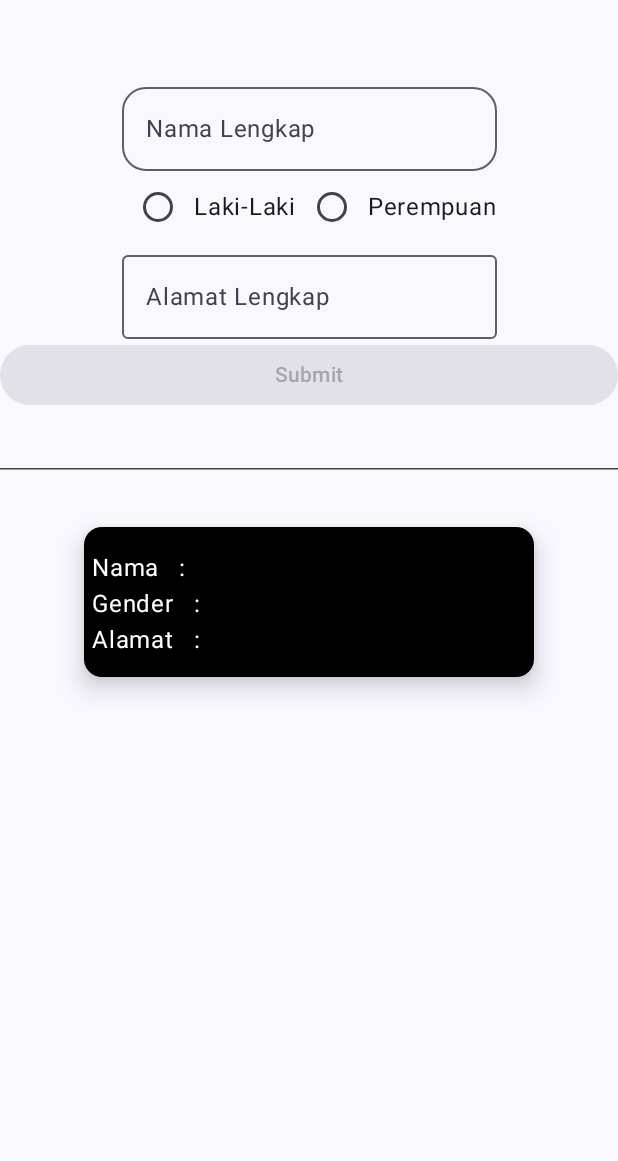
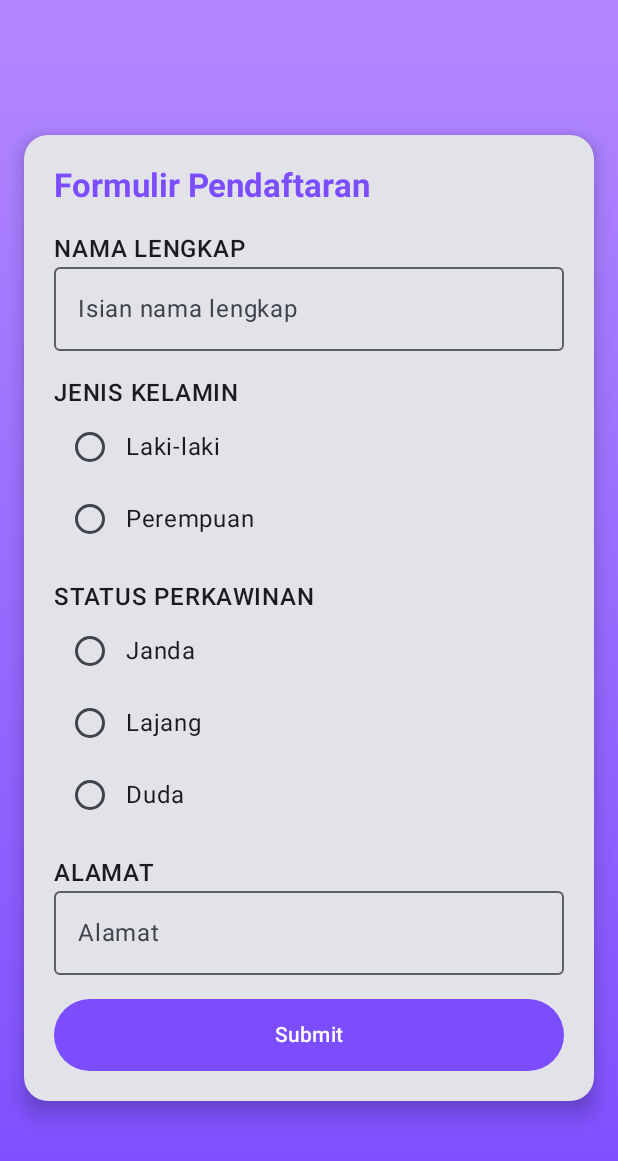
Before and after one commit to dhitozarfhan/QuesUserinput_115, an Android app built with Jetpack Compose: the screen it shows after launch (MainActivity), on a phone screen of 412 x 824 dp. Shown: the top 1161 px of the screen. Run offline under Robolectric (Android 15) with nearby library versions, the phone set to English and light mode, and no system bars.

```diff
--- a/app/src/main/java/com/example/prakpam4/MainActivity.kt
+++ b/app/src/main/java/com/example/prakpam4/MainActivity.kt
@@ -7,10 +7,7 @@ import androidx.activity.enableEdgeToEdge
 import androidx.compose.foundation.layout.fillMaxSize
 import androidx.compose.foundation.layout.padding
 import androidx.compose.material3.Scaffold
-import androidx.compose.material3.Text
-import androidx.compose.runtime.Composable
 import androidx.compose.ui.Modifier
-import androidx.compose.ui.tooling.preview.Preview
 import com.example.prakpam4.ui.theme.FormDataDiri
 import com.example.prakpam4.ui.theme.Prakpam4Theme
 
@@ -21,28 +18,9 @@ class MainActivity : ComponentActivity() {
         setContent {
             Prakpam4Theme {
                 Scaffold(modifier = Modifier.fillMaxSize()) { innerPadding ->
-                    FormDataDiri(
-                        modifier = Modifier.padding(innerPadding),
-
-                    )
+                    FormDataDiri(modifier = Modifier.padding(innerPadding))
                 }
             }
         }
     }
 }
-
-@Composable
-fun Greeting(name: String, modifier: Modifier = Modifier) {
-    Text(
-        text = "Hello $name!",
-        modifier = modifier
-    )
-}
-
-@Preview(showBackground = true)
-@Composable
-fun GreetingPreview() {
-    Prakpam4Theme {
-        Greeting("Android")
-    }
-}
--- a/app/src/main/java/com/example/prakpam4/ui/theme/TeksEdit.kt
+++ b/app/src/main/java/com/example/prakpam4/ui/theme/TeksEdit.kt
@@ -1,129 +1,140 @@
 package com.example.prakpam4.ui.theme
 
-import androidx.compose.foundation.layout.Arrangement
-import androidx.compose.foundation.layout.Column
-import androidx.compose.foundation.layout.Row
-import androidx.compose.foundation.layout.fillMaxWidth
-import androidx.compose.foundation.layout.height
-import androidx.compose.foundation.layout.padding
-import androidx.compose.foundation.layout.width
+import androidx.compose.foundation.background
+import androidx.compose.foundation.layout.*
 import androidx.compose.foundation.selection.selectable
-import androidx.compose.material3.Button
-import androidx.compose.material3.CardDefaults
-import androidx.compose.material3.ElevatedCard
-import androidx.compose.material3.HorizontalDivider
-import androidx.compose.material3.MaterialTheme
-import androidx.compose.material3.OutlinedTextField
-import androidx.compose.material3.RadioButton
-import androidx.compose.material3.Text
-import androidx.compose.runtime.Composable
-import androidx.compose.runtime.getValue
-import androidx.compose.runtime.mutableStateOf
-import androidx.compose.runtime.remember
-import androidx.compose.runtime.setValue
+import androidx.compose.foundation.shape.RoundedCornerShape
+import androidx.compose.material3.*
+import androidx.compose.runtime.*
 import androidx.compose.ui.Alignment
 import androidx.compose.ui.Modifier
+import androidx.compose.ui.graphics.Brush
 import androidx.compose.ui.graphics.Color
-import androidx.compose.ui.res.dimensionResource
-import androidx.compose.ui.res.stringResource
+import androidx.compose.ui.text.font.FontWeight
 import androidx.compose.ui.unit.dp
-import com.example.prakpam4.R
+import androidx.compose.ui.unit.sp
 
 @Composable
-fun FormDataDiri(
-    modifier: Modifier,
-) {
-    var textNama by remember { mutableStateOf("") }
-    var textAlamat by remember { mutableStateOf("") }
-    var textJK by remember { mutableStateOf("") }
-
+fun FormDataDiri(modifier: Modifier = Modifier) {
     var nama by remember { mutableStateOf("") }
     var alamat by remember { mutableStateOf("") }
-    var jenis by remember { mutableStateOf("") }
+    var jenisKelamin by remember { mutableStateOf("") }
+    var status by remember { mutableStateOf("") }
 
-    val gender: List<String> = listOf("Laki-Laki", "Perempuan")
+    val listJenisKelamin = listOf("Laki-laki", "Perempuan")
+    val listStatus = listOf("Janda", "Lajang", "Duda")
 
     Column(
-        modifier = Modifier.padding(top = 50.dp),
-        verticalArrangement = Arrangement.Top,
+        modifier = modifier
+            .fillMaxSize()
+            .background(
+                Brush.verticalGradient(
+                    colors = listOf(Color(0xFFB388FF), Color(0xFF7C4DFF))
+                )
+            )
+            .padding(16.dp),
+        verticalArrangement = Arrangement.Center,
         horizontalAlignment = Alignment.CenterHorizontally
     ) {
-        OutlinedTextField(
-            value = textNama,
-            singleLine = true,
-            shape = MaterialTheme.shapes.large,
-            modifier = Modifier.width(width = 250.dp),
-            label = { Text(text = "Nama Lengkap") },
-            onValueChange = {
-                textNama = it
-            }
+        Card(
+            modifier = Modifier.fillMaxWidth(),
+            shape = RoundedCornerShape(16.dp),
+            elevation = CardDefaults.cardElevation(8.dp)
+        ) {
+            Column(
+                modifier = Modifier
+                    .fillMaxWidth()
+                    .padding(20.dp),
+                verticalArrangement = Arrangement.spacedBy(16.dp)
+            ) {
+                // Judul Form
+                Text(
+                    text = "Formulir Pendaftaran",
+                    style = MaterialTheme.typography.titleLarge.copy(
+                        fontSize = 22.sp,
+                        fontWeight = FontWeight.Bold,
+                        color = Color(0xFF7C4DFF)
+                    )
                 )
 
-        Row {
-            gender.forEach { item ->
+                // Nama Lengkap
+                Column {
+                    Text(text = "NAMA LENGKAP", fontWeight = FontWeight.SemiBold)
+                    OutlinedTextField(
+                        value = nama,
+                        onValueChange = { nama = it },
+                        placeholder = { Text("Isian nama lengkap") },
+                        modifier = Modifier.fillMaxWidth()
+                    )
+                }
+
+                // Jenis Kelamin
+                Column {
+                    Text(text = "JENIS KELAMIN", fontWeight = FontWeight.SemiBold)
+                    listJenisKelamin.forEach { item ->
                         Row(
-                    modifier = Modifier.selectable(
-                        selected = textJK == item,
-                        onClick = { textJK = item }
+                            modifier = Modifier
+                                .fillMaxWidth()
+                                .selectable(
+                                    selected = (jenisKelamin == item),
+                                    onClick = { jenisKelamin = item }
                                 ),
                             verticalAlignment = Alignment.CenterVertically
                         ) {
                             RadioButton(
-                        selected = textJK == item,
-                        onClick = {
-                            textJK = item
-                        }
+                                selected = (jenisKelamin == item),
+                                onClick = { jenisKelamin = item }
                             )
                             Text(text = item)
                         }
                     }
                 }
 
-        OutlinedTextField(
-            value = textAlamat,
-            singleLine = true,
-            modifier = Modifier.width(width = 250.dp),
-            label = { Text(text = "Alamat Lengkap") },
-            onValueChange = {
-                textAlamat = it
+                // Status Perkawinan
+                Column {
+                    Text(text = "STATUS PERKAWINAN", fontWeight = FontWeight.SemiBold)
+                    listStatus.forEach { item ->
+                        Row(
+                            modifier = Modifier
+                                .fillMaxWidth()
+                                .selectable(
+                                    selected = (status == item),
+                                    onClick = { status = item }
+                                ),
+                            verticalAlignment = Alignment.CenterVertically
+                        ) {
+                            RadioButton(
+                                selected = (status == item),
+                                onClick = { status = item }
+                            )
+                            Text(text = item)
                         }
-        )
-
-        Button(
-            modifier = Modifier.fillMaxWidth(1f),
-            enabled = textAlamat.isNotEmpty(),
-            onClick = {
-                nama = textNama
-                jenis = textJK
-                alamat = textAlamat
                     }
-        ) {
-            Text(stringResource(R.string.submit))
                 }
 
-        HorizontalDivider(
-            modifier = Modifier.padding(
-                bottom = dimensionResource(id = R.dimen.padding_medium),
-                top = dimensionResource(id = R.dimen.padding_medium)
-            ),
-            thickness = dimensionResource(id = R.dimen.divider_tipis),
-            color = Color.DarkGray
+                // Alamat
+                Column {
+                    Text(text = "ALAMAT", fontWeight = FontWeight.SemiBold)
+                    OutlinedTextField(
+                        value = alamat,
+                        onValueChange = { alamat = it },
+                        placeholder = { Text("Alamat") },
+                        modifier = Modifier.fillMaxWidth()
                     )
+                }
 
-        ElevatedCard(
-            elevation = CardDefaults.cardElevation(defaultElevation = 10.dp),
-            colors = CardDefaults.cardColors(containerColor = Color.Black),
+                // Tombol Submit
+                Button(
+                    onClick = { /* aksi submit */ },
+                    colors = ButtonDefaults.buttonColors(containerColor = Color(0xFF7C4DFF)),
+                    shape = RoundedCornerShape(50),
                     modifier = Modifier
-                .height(100.dp)
-                .width(300.dp)
+                        .fillMaxWidth()
+                        .height(48.dp)
                 ) {
-            Column(
-                modifier = Modifier.padding(horizontal = 5.dp, vertical = 15.dp),
-            ) {
-                Text(text = "Nama   :" + nama, color = Color.White)
-                Text(text = "Gender   :" + jenis, color = Color.White)
-                Text(text = "Alamat   :" + alamat, color = Color.White)
+                    Text(text = "Submit", color = Color.White)
                 }
             }
         }
     }
+}
```
Lines whose indentation alone changed are shown as unchanged.
